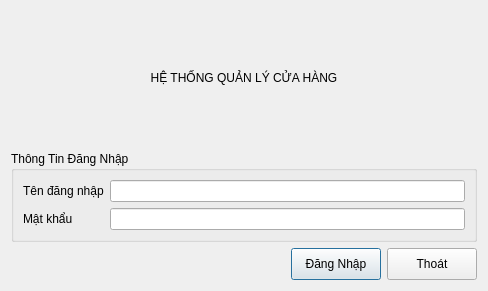
thinh-doan/sales-and-warehouse-management-system, file ui/login.ui: the form before one commit.
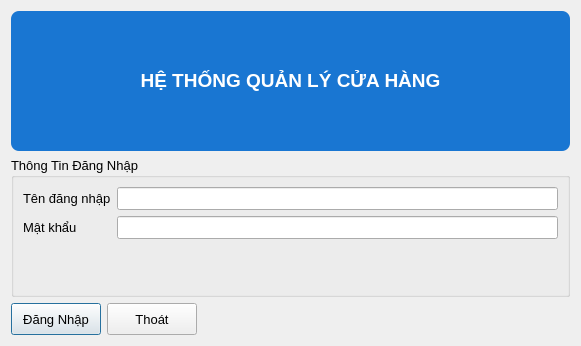
The form after the commit. Icons and pictures are not drawn.

```diff
--- a/ui/login.ui
+++ b/ui/login.ui
@@ -6,21 +6,36 @@
    <rect>
     <x>0</x>
     <y>0</y>
-    <width>488</width>
-    <height>291</height>
+    <width>581</width>
+    <height>346</height>
    </rect>
   </property>
+  <property name="font">
+   <font>
+    <pointsize>10</pointsize>
+   </font>
+  </property>
   <property name="windowTitle">
    <string>Đăng Nhập</string>
   </property>
   <property name="modal">
    <bool>true</bool>
   </property>
-  <layout class="QVBoxLayout" name="verticalLayout" stretch="1,0,1">
+  <layout class="QVBoxLayout" name="verticalLayout">
    <item>
-    <widget class="QLabel" name="lblTitle">
+    <widget class="QLabel" name="lblTitle_7">
+     <property name="styleSheet">
+      <string>
+font: 18pt &quot;Arial&quot;;
+font-weight:bold;
+color:white;
+background:#1976D2;
+padding:15px;
+border-radius:8px;
+       </string>
+     </property>
      <property name="text">
-      <string>HỆ THỐNG QUẢN LÝ CỬA HÀNG</string>
+      <string>&lt;html&gt;&lt;head/&gt;&lt;body&gt;&lt;p&gt;&lt;span style=&quot; font-size:14pt;&quot;&gt;HỆ THỐNG QUẢN LÝ CỬA HÀNG&lt;/span&gt;&lt;/p&gt;&lt;/body&gt;&lt;/html&gt;</string>
      </property>
      <property name="alignment">
       <set>Qt::AlignCenter</set>
@@ -29,6 +44,11 @@
    </item>
    <item>
     <widget class="QGroupBox" name="grpLogin">
+     <property name="font">
+      <font>
+       <pointsize>10</pointsize>
+      </font>
+     </property>
      <property name="title">
       <string>Thông Tin Đăng Nhập</string>
      </property>
@@ -63,7 +83,33 @@
    <item>
     <layout class="QHBoxLayout" name="horizontalLayoutButtons">
      <item>
-      <spacer name="horizontalSpacer">
+      <widget class="QPushButton" name="btnDangNhap">
+       <property name="minimumSize">
+        <size>
+         <width>90</width>
+         <height>32</height>
+        </size>
+       </property>
+       <property name="text">
+        <string>Đăng Nhập</string>
+       </property>
+      </widget>
+     </item>
+     <item>
+      <widget class="QPushButton" name="btnThoatDangNhap">
+       <property name="minimumSize">
+        <size>
+         <width>90</width>
+         <height>32</height>
+        </size>
+       </property>
+       <property name="text">
+        <string>Thoát</string>
+       </property>
+      </widget>
+     </item>
+     <item>
+      <spacer name="horizontalSpacer_2">
        <property name="orientation">
         <enum>Qt::Horizontal</enum>
        </property>
@@ -75,32 +121,6 @@
        </property>
       </spacer>
      </item>
-     <item>
-      <widget class="QPushButton" name="btnDangNhap">
-       <property name="minimumSize">
-        <size>
-         <width>90</width>
-         <height>32</height>
-        </size>
-       </property>
-       <property name="text">
-        <string>Đăng Nhập</string>
-       </property>
-      </widget>
-     </item>
-     <item>
-      <widget class="QPushButton" name="btnThoatDangNhap">
-       <property name="minimumSize">
-        <size>
-         <width>90</width>
-         <height>32</height>
-        </size>
-       </property>
-       <property name="text">
-        <string>Thoát</string>
-       </property>
-      </widget>
-     </item>
     </layout>
    </item>
   </layout>
```
Left out of the diff: 8 changed lines with no effect on the pictures.
